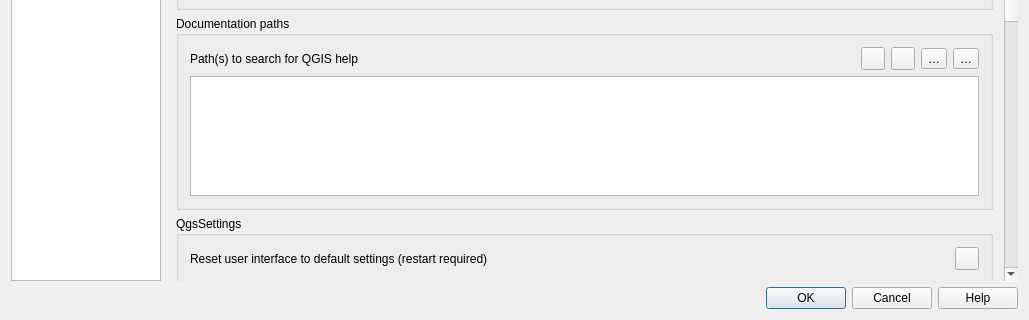
Qt form src/ui/qgsoptionsbase.ui (qgis/QGIS) before a commit; both pictures show x 0 to 1029 and y 406 to 726 of the 1029 by 726 pixel window.
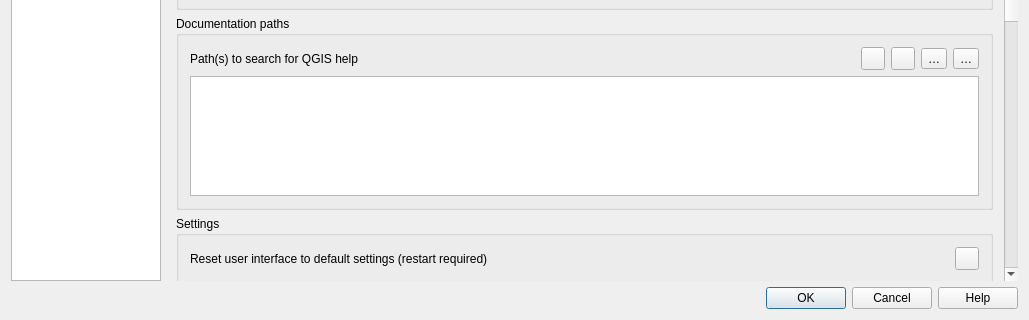
The same form after that commit. The open tabs and pages were chosen to show the change. Icons and pictures are not drawn. Custom widgets are drawn as their Qt base class.

Commit message: QgsSettings -> Settings in options dialog tab

```diff
--- a/src/ui/qgsoptionsbase.ui
+++ b/src/ui/qgsoptionsbase.ui
@@ -1237,7 +1237,7 @@
                <item>
                 <widget class="QgsCollapsibleGroupBox" name="mQSettingsGrpBx">
                  <property name="title">
-                  <string>QgsSettings</string>
+                  <string>Settings</string>
                  </property>
                  <layout class="QGridLayout" name="gridLayout_13">
                   <item row="0" column="1">
```
